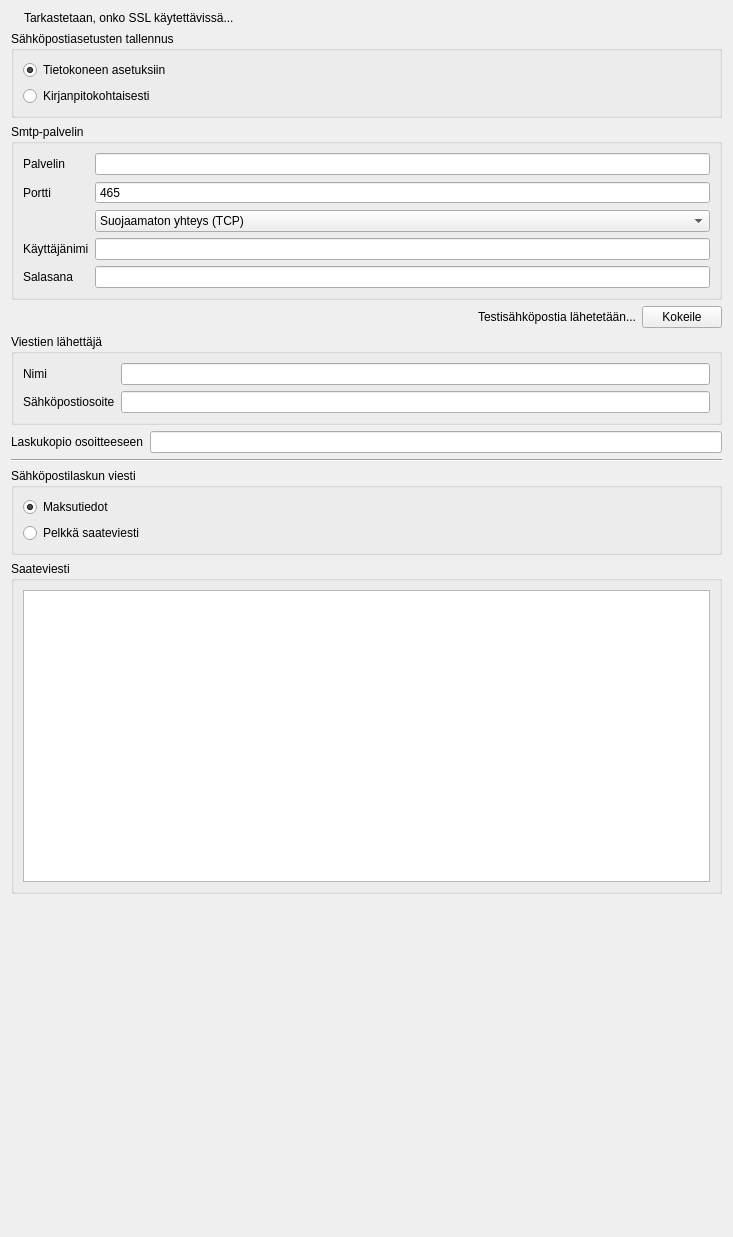
Old version of the form kitsas/maaritys/emailmaaritys.ui in the repository artoh/kitupiikki.
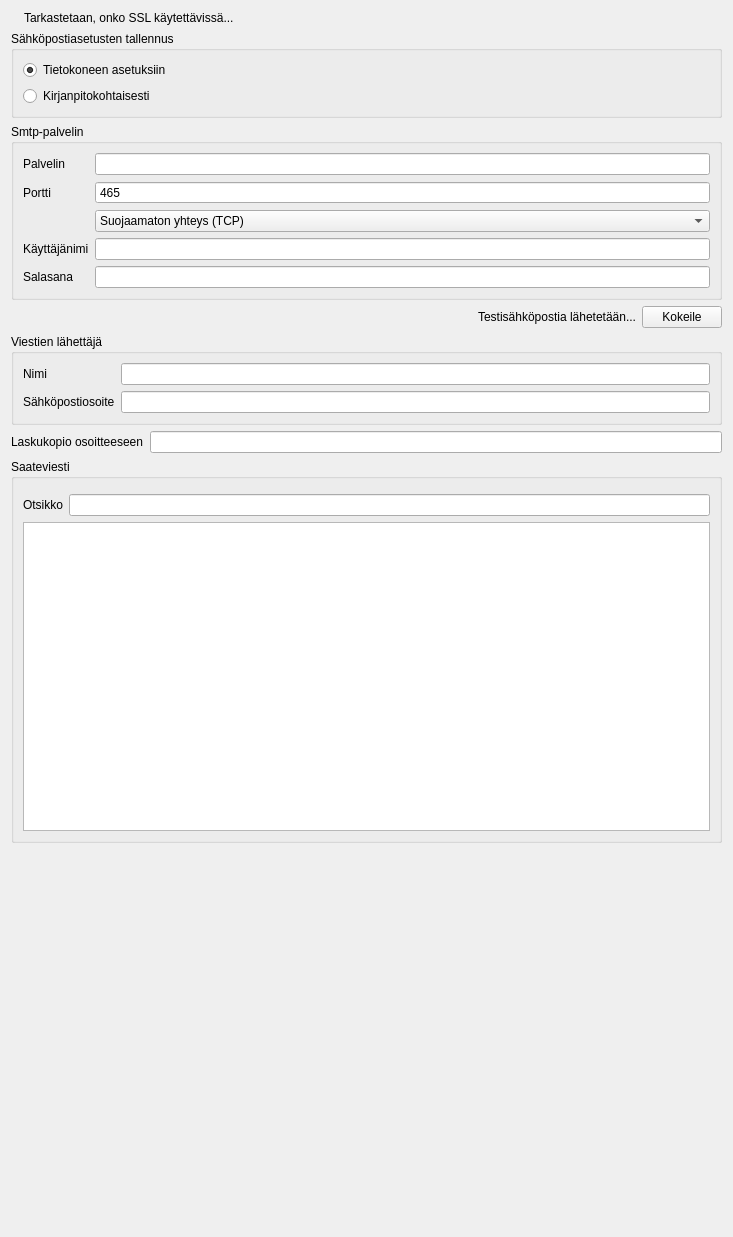
New version of the form. Icons and pictures are not drawn.

```diff
--- a/kitsas/maaritys/emailmaaritys.ui
+++ b/kitsas/maaritys/emailmaaritys.ui
@@ -258,45 +258,29 @@
      </item>
     </layout>
    </item>
-   <item>
-    <widget class="Line" name="line">
-     <property name="orientation">
-      <enum>Qt::Horizontal</enum>
-     </property>
-    </widget>
-   </item>
    <item>
     <widget class="QGroupBox" name="groupBox_3">
      <property name="title">
-      <string>Sähköpostilaskun viesti</string>
-     </property>
-     <layout class="QVBoxLayout" name="verticalLayout_3">
-      <item>
-       <widget class="QRadioButton" name="maksutiedotRadio">
-        <property name="text">
-         <string>Maksutiedot</string>
-        </property>
-        <property name="checked">
-         <bool>true</bool>
-        </property>
-       </widget>
-      </item>
-      <item>
-       <widget class="QRadioButton" name="saateRadio">
-        <property name="text">
-         <string>Pelkkä saateviesti</string>
-        </property>
-       </widget>
-      </item>
-     </layout>
-    </widget>
-   </item>
-   <item>
-    <widget class="QGroupBox" name="groupBox_4">
-     <property name="title">
       <string>Saateviesti</string>
      </property>
      <layout class="QVBoxLayout" name="verticalLayout">
+      <item>
+       <widget class="QTabBar" name="kieliTab" native="true"/>
+      </item>
+      <item>
+       <layout class="QFormLayout" name="formLayout_4">
+        <item row="0" column="0">
+         <widget class="QLabel" name="label_8">
+          <property name="text">
+           <string>Otsikko</string>
+          </property>
+         </widget>
+        </item>
+        <item row="0" column="1">
+         <widget class="QLineEdit" name="saateOtsikkoEdit"/>
+        </item>
+       </layout>
+      </item>
       <item>
        <widget class="QPlainTextEdit" name="saateEdit"/>
       </item>
@@ -318,6 +302,14 @@
    </item>
   </layout>
  </widget>
+ <customwidgets>
+  <customwidget>
+   <class>QTabBar</class>
+   <extends>QWidget</extends>
+   <header location="global">QTabBar</header>
+   <container>1</container>
+  </customwidget>
+ </customwidgets>
  <tabstops>
   <tabstop>tkAsetusRadio</tabstop>
   <tabstop>kpAsetusRadio</tabstop>
```
Left out of the diff: 3 changed lines with no effect on the pictures.
